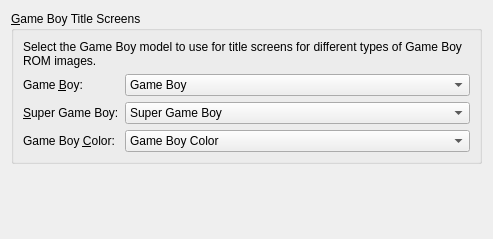
Above: src/kde/config/SystemsTab.ui from GerbilSoft/rom-properties before the change. Below: the same form after it.
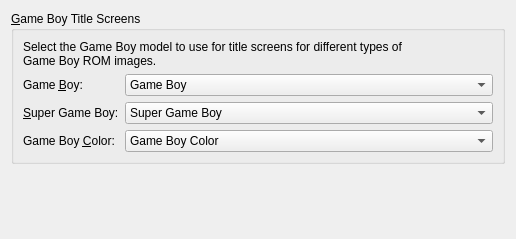
That is the form after the change.

Commit message:
[gtk] SystemsTab: Add a line break to the description, and also set wrapping properties.
gtk-compat.h: Add a GTK3 wrapper for gtk_label_set_wrap(), which was
previously named gtk_label_set_line_wrap().

[kde] SystemsTab.ui: Update to have the same line break for localization
purposes.

NOTE: The Win32 UI frontend is localized in .rc files, so we don't have
to add the line break there right now. Maybe later, though...

NOTE 2: I might revert the line break if the rest of the tabs end up
increasing the minimum width enough to show the full line as-is.

Diff of the .ui file:
```diff
--- a/src/kde/config/SystemsTab.ui
+++ b/src/kde/config/SystemsTab.ui
@@ -6,7 +6,7 @@
    <rect>
     <x>0</x>
     <y>0</y>
-    <width>493</width>
+    <width>516</width>
     <height>239</height>
    </rect>
   </property>
@@ -117,7 +117,8 @@
       <item row="0" column="0" colspan="2">
        <widget class="QLabel" name="lblDMGDescription">
         <property name="text">
-         <string>Select the Game Boy model to use for title screens for different types of Game Boy ROM images.</string>
+         <string notr="true">Select the Game Boy model to use for title screens for different types of
+Game Boy ROM images.</string>
         </property>
         <property name="wordWrap">
          <bool>true</bool>
```
The commit also changes 2 other files.
